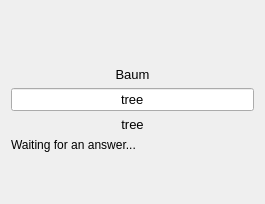
Before: the Qt Designer form src/practice/practice_widget_written.ui in KDE/parley, drawn with Qt 5.
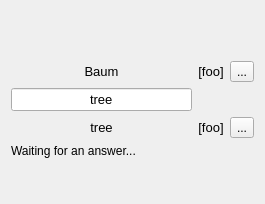
After: the same form once the commit is applied. Custom widgets are drawn as their Qt base class.

Commit message: show pronunciation in written mode and show dummy sound button when audio is available

Patch:
```diff
--- a/src/practice/practice_widget_written.ui
+++ b/src/practice/practice_widget_written.ui
@@ -22,12 +22,14 @@
      <property name="sizeHint" stdset="0">
       <size>
        <width>20</width>
-       <height>40</height>
+       <height>20</height>
       </size>
      </property>
     </spacer>
    </item>
    <item>
+    <layout class="QGridLayout" name="gridLayout" columnstretch="1,0,0">
+     <item row="0" column="0">
     <widget class="QLabel" name="questionLabel">
      <property name="font">
       <font>
@@ -42,7 +44,29 @@
      </property>
     </widget>
    </item>
-   <item>
+     <item row="0" column="1">
+      <widget class="QLabel" name="questionPronunciationLabel">
+       <property name="font">
+        <font>
+         <pointsize>10</pointsize>
+        </font>
+       </property>
+       <property name="text">
+        <string>[foo]</string>
+       </property>
+       <property name="alignment">
+        <set>Qt::AlignCenter</set>
+       </property>
+      </widget>
+     </item>
+     <item row="0" column="2">
+      <widget class="QToolButton" name="questionSoundButton">
+       <property name="text">
+        <string>...</string>
+       </property>
+      </widget>
+     </item>
+     <item row="1" column="0">
     <widget class="KLineEdit" name="answerEdit">
      <property name="font">
       <font>
@@ -60,7 +84,7 @@
      </property>
     </widget>
    </item>
-   <item>
+     <item row="2" column="0">
     <widget class="QLabel" name="solutionLabel">
      <property name="font">
       <font>
@@ -74,6 +98,30 @@
       <set>Qt::AlignCenter</set>
      </property>
     </widget>
+     </item>
+     <item row="2" column="1">
+      <widget class="QLabel" name="solutionPronunciationLabel">
+       <property name="font">
+        <font>
+         <pointsize>10</pointsize>
+        </font>
+       </property>
+       <property name="text">
+        <string>[foo]</string>
+       </property>
+       <property name="alignment">
+        <set>Qt::AlignCenter</set>
+       </property>
+      </widget>
+     </item>
+     <item row="2" column="2">
+      <widget class="QToolButton" name="solutionSoundButton">
+       <property name="text">
+        <string>...</string>
+       </property>
+      </widget>
+     </item>
+    </layout>
    </item>
    <item>
     <widget class="QLabel" name="helpLabel">
```
Lines whose indentation alone changed are shown as unchanged. The commit also changes 6 other files.
